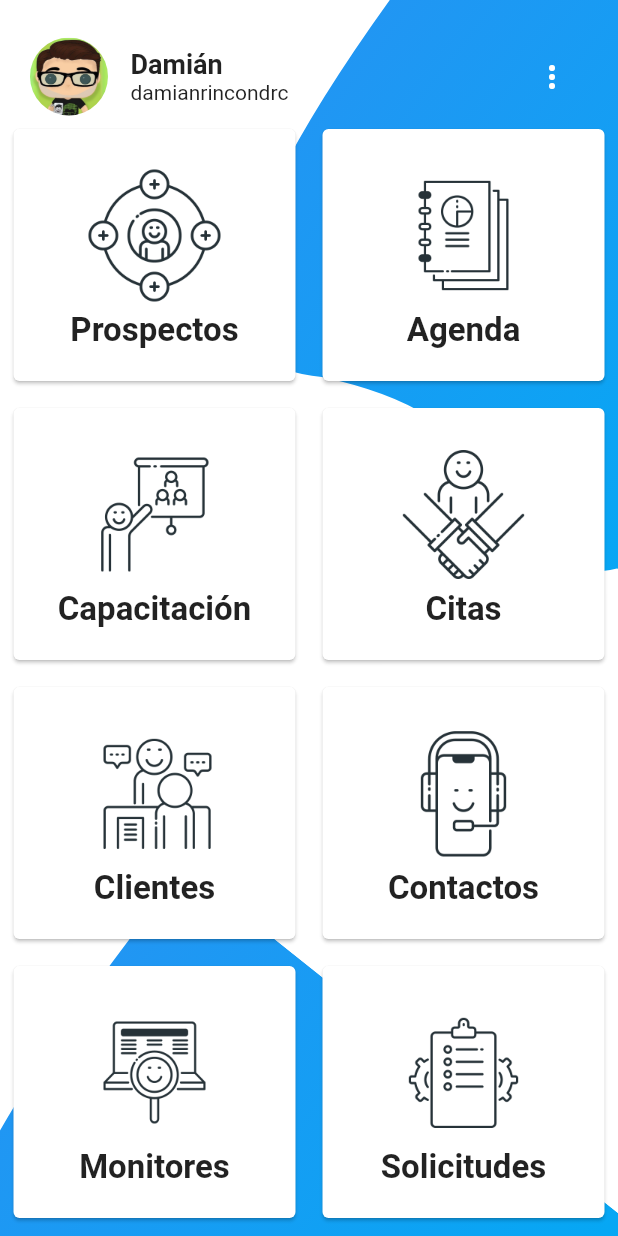
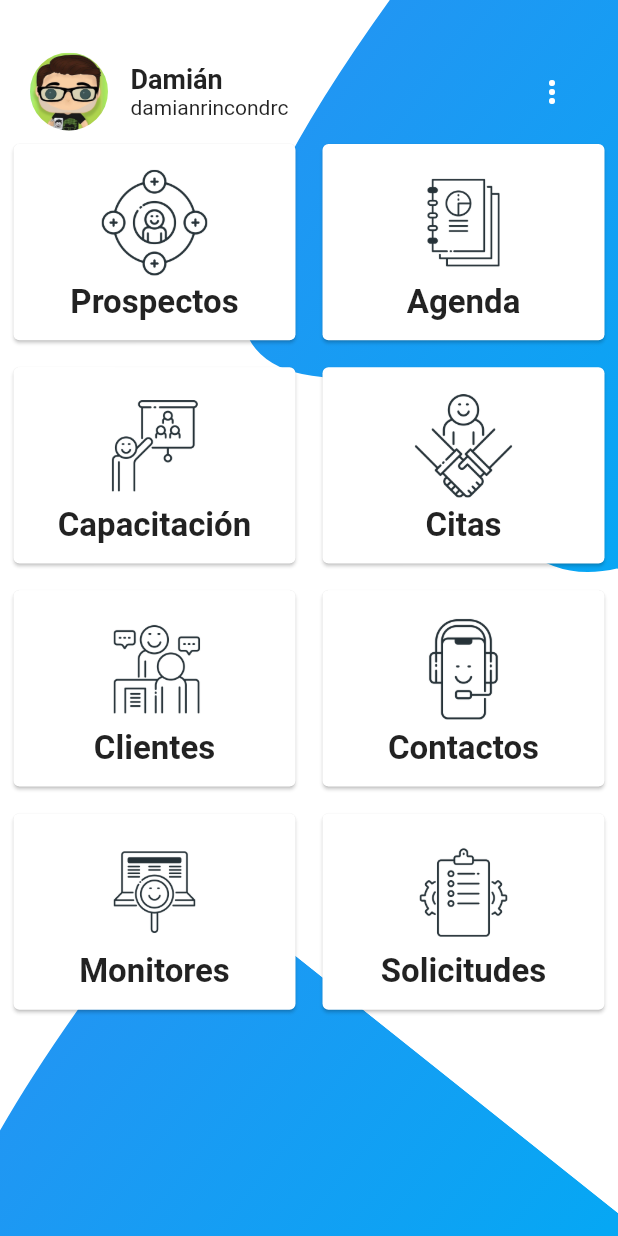
Before and after one commit to DamianRincon/debugs, a Flutter app: the screen it shows after launch, after a tap on "ACCEDER", on a phone screen of 412 x 824 dp. Run offline on Flutter 3.47's test engine with Material 2 defaults, Android fonts, the phone set to English and light mode, and no system bars; our stand-ins replace hive, hive_flutter; accounts and stored records are empty; Roboto replaces fonts that are missing (ProductSans).

Commit message:
cambios de vista

```diff
--- a/lib/src/views/login.dart
+++ b/lib/src/views/login.dart
@@ -164,7 +164,7 @@ class _LoginState extends State<Login> with SingleTickerProviderStateMixin {
                 title: "Bienvenido de nuevo",
                 description: "Inicia sesión con tu correo y la contraseña asignada."
               ),
-              SizedBox(height: 145),
+              SizedBox(height: 100),
 
               Form(
                 key: _formKey,
@@ -218,7 +218,7 @@ class _LoginState extends State<Login> with SingleTickerProviderStateMixin {
                         )
                       ),
 
-                      SizedBox(height: 35),
+                      SizedBox(height: 20),
 
                       FadeSlideTransition(
                         animation: _formElementAnimation,
@@ -234,7 +234,6 @@ class _LoginState extends State<Login> with SingleTickerProviderStateMixin {
                               /*if (_formKey.currentState.validate()) {
 
                               }*/
-
                             },
                             child: Container(
                               height: 55,
--- a/lib/src/views/main_screen.dart
+++ b/lib/src/views/main_screen.dart
@@ -30,7 +30,7 @@ class _MainScreenState extends State<MainScreen> {
   @override
   Widget build(BuildContext context) {
     var size = MediaQuery.of(context).size;
-    final double itemHeight = (size.height - kToolbarHeight - 24) / 2;
+    final double itemHeight = (size.height - kToolbarHeight - 24) / 2.5;
     final double itemWidth = size.width;
 
     return Theme(
@@ -50,7 +50,7 @@ class _MainScreenState extends State<MainScreen> {
           Column(
             children: <Widget>[
               Padding(
-                padding: EdgeInsets.only(top: 25, left: 20, right: 20),
+                padding: EdgeInsets.only(top: 35, left: 20, right: 20),
                 child: Row(
                   mainAxisAlignment: MainAxisAlignment.spaceBetween,
                   children: <Widget>[
@@ -125,7 +125,7 @@ class _MainScreenState extends State<MainScreen> {
                           mainAxisAlignment: MainAxisAlignment.center,
                           crossAxisAlignment: CrossAxisAlignment.center,
                           children: <Widget>[
-                            Image.asset(items[index].url, width: 100, color: theme.appBarTheme.actionsIconTheme.color),
+                            Image.asset(items[index].url, width: 80, color: theme.appBarTheme.actionsIconTheme.color),
                             Text(
                               items[index].name,
                               style: TextStyle(
--- a/lib/src/widgets/clip.dart
+++ b/lib/src/widgets/clip.dart
@@ -71,7 +71,6 @@ class ClipPainter extends CustomClipper<Path>{
 
   @override
   bool shouldReclip(CustomClipper<Path> oldClipper) {
-    // TODO: implement shouldReclip
     return true;
   }
 
```
Also changed, not shown: pubspec.lock, 3 other files.
